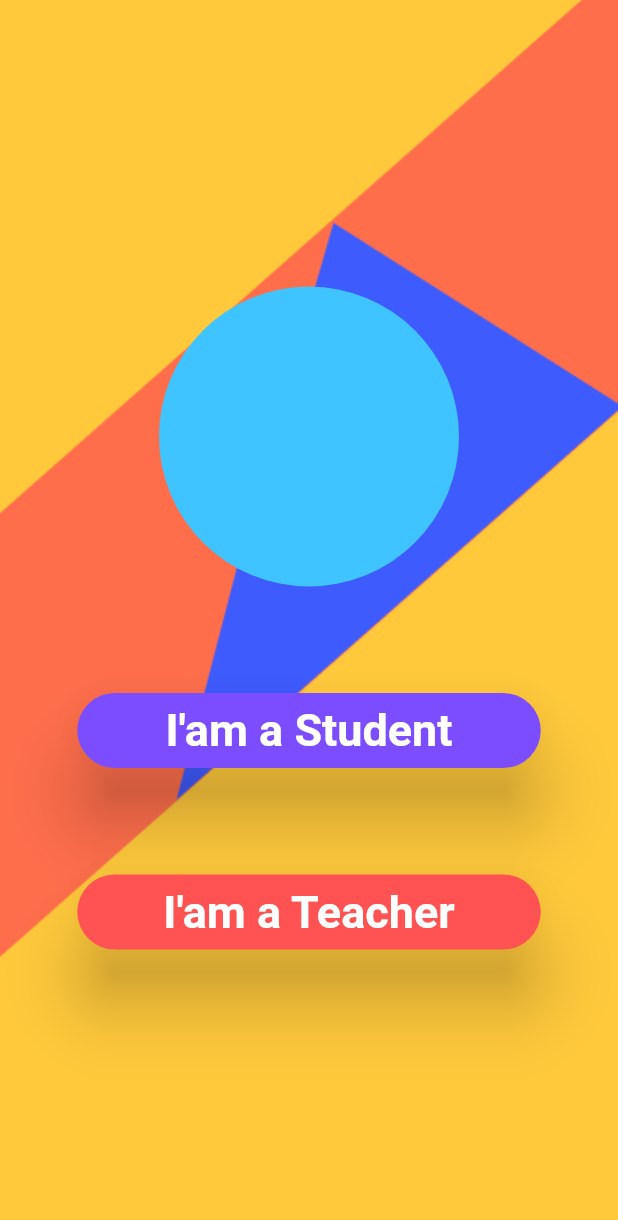
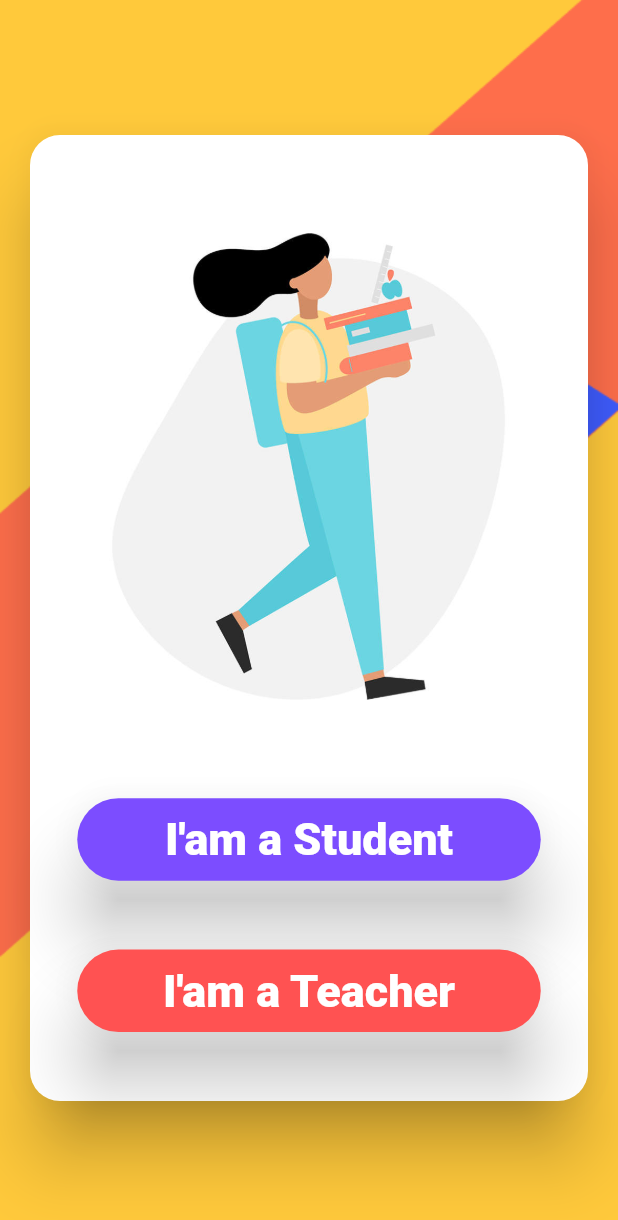
Before and after one commit to Ujjawalmaurya/KWiZ, a Flutter app: the screen it shows after launch, on a phone screen of 412 x 824 dp. Shown: the top 1220 px of the screen. Run offline on Flutter 3.47's test engine with Material 2 defaults, Android fonts, the phone set to English and light mode, and no system bars; missing offline and left inert: firebase_auth_web, firebase_core_web; accounts and stored records are empty.

Commit message:
minor changes with some new assets

```diff
--- a/lib/HomePage.dart
+++ b/lib/HomePage.dart
@@ -1,3 +1,5 @@
+import 'dart:ui';
+
 import 'package:flutter/material.dart';
 import 'package:kwiz/admin/adminHomePage.dart';
 import 'package:kwiz/student/stuLoginPage.dart';
@@ -13,24 +15,25 @@ class ShowCasePage extends StatelessWidget {
           fit: BoxFit.cover,
         )),
         padding:
-            EdgeInsets.only(left: 25.0, right: 25.0, top: 70.0, bottom: 70.0),
+            EdgeInsets.only(left: 20.0, right: 20.0, top: 60.0, bottom: 60.0),
         // color: Colors.tealAccent,
         child: Card(
-          // elevation: 20,
-          shadowColor: Color(0x00000000),
-          margin: EdgeInsets.only(top: 50.0, bottom: 50.0),
+          elevation: 20,
+          margin: EdgeInsets.only(top: 30.0, bottom: 30.0),
+          // shadowColor: Color(0x00000000),
           shape:
               RoundedRectangleBorder(borderRadius: BorderRadius.circular(20.0)),
-          color: Color(0x00000000),
+          // color: Color(0x00000000),
           child: Column(
             mainAxisAlignment: MainAxisAlignment.spaceEvenly,
             children: [
-              CircleAvatar(
-                backgroundColor: Colors.lightBlueAccent,
-                radius: 100.0,
-                // child: Image(
-                //   image: AssetImage('assets/logo.jpg'),
-                // ),
+              Container(
+                height: MediaQuery.of(context).size.width * .85,
+                width: MediaQuery.of(context).size.width * .85,
+                decoration: BoxDecoration(
+                    image: DecorationImage(
+                        fit: BoxFit.cover,
+                        image: AssetImage('assets/schoolGirl.jpg'))),
               ),
               MainScreenButtons(
                   colour: Colors.deepPurpleAccent,
@@ -65,7 +68,7 @@ class MainScreenButtons extends StatelessWidget {
   Widget build(BuildContext context) {
     return Container(
       width: MediaQuery.of(context).size.width * .75,
-      height: 50.0,
+      height: 55.0,
       child: RaisedButton(
         onPressed: onPressed,
         elevation: 20,
@@ -76,7 +79,7 @@ class MainScreenButtons extends StatelessWidget {
         child: Text(
           text,
           style: TextStyle(
-              fontSize: 30.0, fontWeight: FontWeight.w700, color: Colors.white),
+              fontSize: 30.0, fontWeight: FontWeight.w900, color: Colors.white),
         ),
       ),
     );
--- a/lib/admin/adminHomePage.dart
+++ b/lib/admin/adminHomePage.dart
@@ -9,6 +9,12 @@ class TeachersHomePage extends StatefulWidget {
 class _TeachersHomePageState extends State<TeachersHomePage> {
   @override
   Widget build(BuildContext context) {
-    return Scaffold();
+    return Scaffold(
+      body: Container(
+        decoration: BoxDecoration(
+            // color:
+            ),
+      ),
+    );
   }
 }
```
Also changed, not shown: assets/logo.jpg (deleted), assets/schoolGirl.jpg (added), 1 other file.
